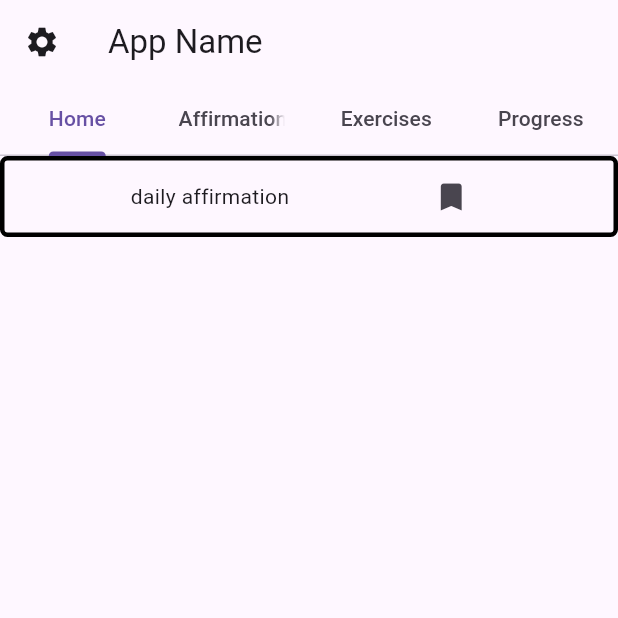
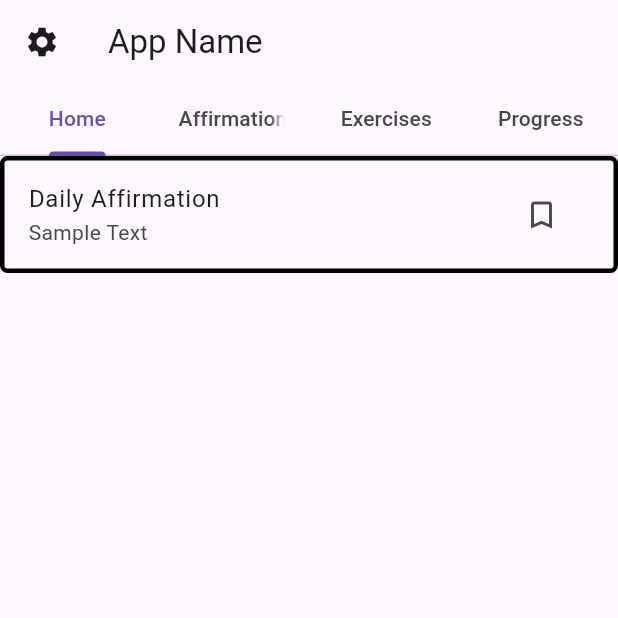
Before and after one commit to Bhati2633/HealthandWellness, a Flutter app: the screen it shows after launch, on a phone screen of 412 x 824 dp, the top half of it. Run offline on Flutter 3.47's test engine with Material 3 defaults, Android fonts, the phone set to English and light mode, and no system bars.

Commit message:
changes affirmation widgets from Row to ListTile

```diff
--- a/lib/main.dart
+++ b/lib/main.dart
@@ -95,15 +95,14 @@ class TabsNonScrollableDemoState extends State<_TabsNonScrollableDemo>
                 Container(
                   decoration: BoxDecoration(
                     border: Border.all(width: 3),
-                    //color: Colors.white,
                     borderRadius: BorderRadius.circular(5),
                   ),
-                  child: Row(
-                    mainAxisAlignment: MainAxisAlignment.spaceEvenly,
-                    children: [
-                      Text('daily affirmation'),
-                      IconButton(onPressed: _save, icon: Icon(Icons.bookmark)),
-                    ],
+                  child: ListTile(
+
+                    title: Text('Daily Affirmation'),
+                    subtitle: (Text('Sample Text')),
+                    trailing: IconButton(onPressed: _save, icon: Icon(Icons.bookmark_outline)),
+
                   ),
                 )
               ],
@@ -115,15 +114,14 @@ class TabsNonScrollableDemoState extends State<_TabsNonScrollableDemo>
                 Container(
                   decoration: BoxDecoration(
                     border: Border.all(width: 3),
-                    //color: Colors.white,
                     borderRadius: BorderRadius.circular(5),
                   ),
-                  child: Row(
-                    mainAxisAlignment: MainAxisAlignment.spaceEvenly,
-                    children: [
-                      Text('daily affirmation'),
-                      IconButton(onPressed: _save, icon: Icon(Icons.bookmark)),
-                    ],
+                  child: ListTile(
+
+                    title: Text('Daily Affirmation'),
+                    subtitle: (Text('Sample Text')),
+                    trailing: IconButton(onPressed: _save, icon: Icon(Icons.bookmark_outline)),
+
                   ),
                 )
               ],
```
